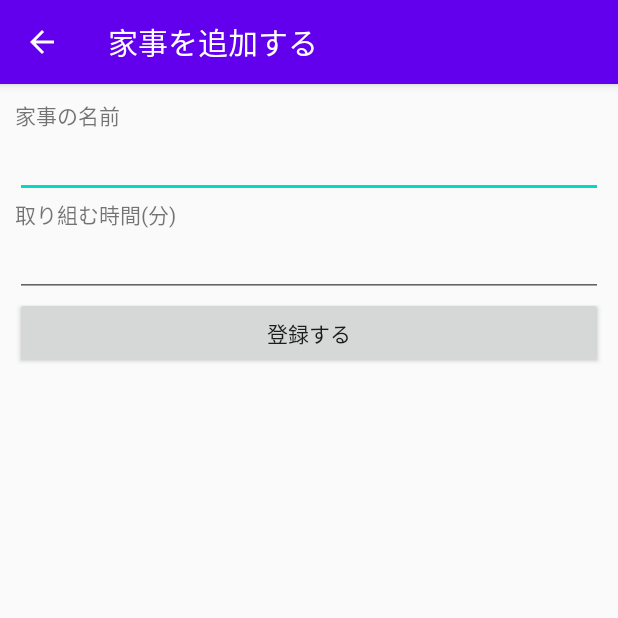
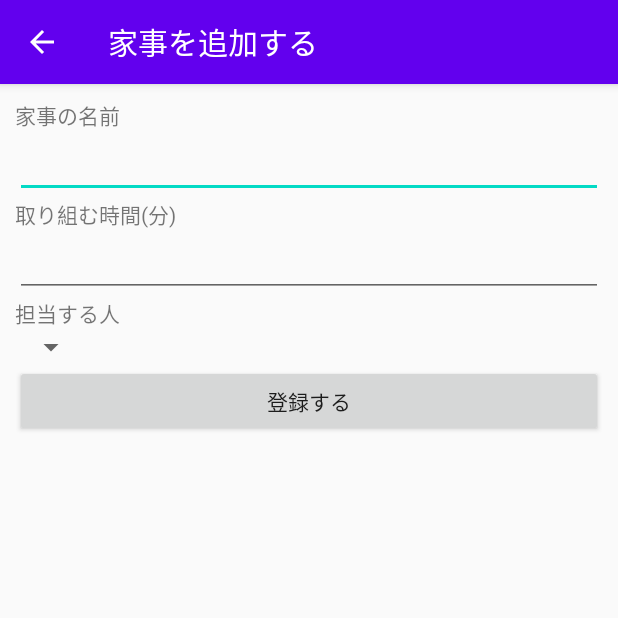
Before and after one commit to co-carbon-monoxide/Helpith-Frontend, an Android app: the NewHouseWorkActivity screen opened directly, with no data from a screen before it, after a tap on "登録する", on a phone screen of 412 x 824 dp, the top half of it. Run offline under Robolectric (Android 15) with nearby library versions, the phone set to English and light mode, and no system bars; 4 statements that could not run were skipped.

```diff
--- a/app/src/main/java/monoxide/carbon/Helpith/MainActivity.kt
+++ b/app/src/main/java/monoxide/carbon/Helpith/MainActivity.kt
@@ -6,12 +6,14 @@ import android.widget.Button
 import android.widget.CalendarView
 import androidx.appcompat.app.AppCompatActivity
 import monoxide.carbon.Helpith.API.FamilyAPI
+import org.json.JSONArray
 import org.json.JSONObject
 import kotlin.concurrent.thread
 
 class MainActivity : AppCompatActivity() {
 
     var userNames: Array<String?> = arrayOf()
+    var userJson: JSONArray = JSONArray()
 
     override fun onCreate(savedInstanceState: Bundle?) {
         super.onCreate(savedInstanceState)
@@ -24,6 +26,7 @@ class MainActivity : AppCompatActivity() {
             val myFamily = familyAPI.show(family_id) ?: throw error("empty family!")
             val familyJson = JSONObject(myFamily)
             val usersJson = familyJson.getJSONArray("users")
+            userJson = usersJson
             for (i in 0 until usersJson.length()) {
                 val user = usersJson[i] as JSONObject
                 val name = user.optString("name")
@@ -64,6 +67,7 @@ class MainActivity : AppCompatActivity() {
             val intent = Intent(applicationContext, ListActivity::class.java)
             intent.putExtra("HELPITH_DATE", "$year/$displayMonth/$dayOfMonth")
             intent.putExtra("USER_NAMES", userNames)
+            intent.putExtra("USERS_JSON", userJson.toString())
             startActivity(intent)
         }
     }
--- a/app/src/main/java/monoxide/carbon/Helpith/NewHouseWorkActivity.kt
+++ b/app/src/main/java/monoxide/carbon/Helpith/NewHouseWorkActivity.kt
@@ -5,12 +5,12 @@ import android.content.Intent
 import android.os.Bundle
 import android.text.TextUtils
 import android.view.MenuItem
-import android.widget.Button
-import android.widget.EditText
-import android.widget.Toast
+import android.widget.*
 import androidx.appcompat.app.AppCompatActivity
 import monoxide.carbon.Helpith.API.HouseWorkAPI
 import monoxide.carbon.Helpith.API.HouseWorkRequest
+import org.json.JSONArray
+import org.json.JSONObject
 import kotlin.concurrent.thread
 
 class NewHouseWorkActivity : AppCompatActivity() {
@@ -22,11 +22,29 @@ class NewHouseWorkActivity : AppCompatActivity() {
         supportActionBar?.title = "家事を追加する"
 
         val listId = intent.getIntExtra("LISTID", 0)
+        val userNames = intent.getStringArrayExtra("USER_NAME")
+
+        val usersJsonStr = intent.getStringExtra("USERS_JSON")
+        val usersJsonArr = JSONArray(usersJsonStr)
+        var usersHash = mutableMapOf<String, Int>()
+        for (i in 0 until usersJsonArr.length()) {
+            val user = usersJsonArr[i] as JSONObject
+            val name = user.optString("name")
+            val id = user.optInt("id")
+            usersHash[name] = id
+        }
+
+        val spinner: Spinner = findViewById(R.id.spinner)
+        val adapter = ArrayAdapter(this, android.R.layout.simple_spinner_item, userNames)
+
+        adapter.setDropDownViewResource(android.R.layout.simple_spinner_dropdown_item)
+        spinner.adapter = adapter
 
         val nameTextField: EditText = findViewById(R.id.house_work_name_text_field)
         val timeTextField: EditText = findViewById(R.id.house_work_time_text_field)
         val registerButton: Button = findViewById(R.id.house_work_register_button)
         registerButton.setOnClickListener {
+            println(spinner.selectedItem)
             if (TextUtils.isEmpty(nameTextField.text)) {
                 Toast.makeText(applicationContext,"家事名が未入力です", Toast.LENGTH_LONG).show()
             } else if (TextUtils.isEmpty(timeTextField.text)) {
@@ -36,16 +54,22 @@ class NewHouseWorkActivity : AppCompatActivity() {
                 val houseWorkRequest = HouseWorkRequest(
                     name = nameTextField.text.toString(),
                     time = timeTextField.text.toString().toInt(),
-                    list_id = listId
+                    list_id = listId,
+                    done = false,
+                    user_id = usersHash[spinner.selectedItem] as Int
                 )
+                Toast.makeText(applicationContext, "家事が作成されました", Toast.LENGTH_LONG).show()
+
                 thread {
-                    houseWorkAPI.create(houseWorkRequest)
+                    val res = houseWorkAPI.create(houseWorkRequest)
+                    val resJson = JSONObject(res)
+                    println(resJson)
+                    val intentSub = Intent()
+                    intentSub.putExtra("NEW_HOUSE_WORK_RES", res)
+                    intentSub.putExtra("NEW_HOUSE_WORK_NAME", nameTextField.text.toString())
+                    setResult(RESULT_OK, intentSub)
+                    finish()
                 }
-                Toast.makeText(applicationContext, "家事が作成されました", Toast.LENGTH_LONG).show()
-                val intentSub = Intent()
-                intentSub.putExtra("NEW_HOUSE_WORK_NAME", nameTextField.text.toString())
-                setResult(RESULT_OK, intentSub)
-                finish()
             }
         }
     }
--- a/app/src/main/res/layout/activity_new_house_work.xml
+++ b/app/src/main/res/layout/activity_new_house_work.xml
@@ -43,6 +43,22 @@
             android:inputType="number"
             android:padding="10dp" />
 
+        <TextView
+            android:id="@+id/house_work_user_label"
+            android:layout_width="match_parent"
+            android:layout_height="wrap_content"
+            android:text="@string/house_work_user_text_field_text" />
+
+        <Spinner
+            android:layout_width="wrap_content"
+            android:layout_height="wrap_content"
+            android:id="@+id/spinner"
+            android:layout_alignParentTop="true"
+            android:layout_alignParentLeft="true"
+            android:layout_alignParentStart="true"
+            android:entries="@array/user_list"
+            android:spinnerMode="dialog" />
+
         <Button
             android:id="@+id/house_work_register_button"
             android:layout_width="match_parent"
--- a/app/src/main/res/values/strings.xml
+++ b/app/src/main/res/values/strings.xml
@@ -14,4 +14,8 @@
     <string name="house_work_time_text_field_text">取り組む時間(分)</string>
     <string name="house_work_register_button_text">登録する</string>
     <string name="house_work_return_button_text">戻る</string>
+    <string name="house_work_user_text_field_text">担当する人</string>
+
+    <string-array name="user_list">
+    </string-array>
 </resources>
```
Also changed, not shown: app/src/main/java/monoxide/carbon/Helpith/API/HouseWorkAPI.kt (+22 -2 lines), app/src/main/java/monoxide/carbon/Helpith/ListActivity.kt (+56 -8 lines), app/src/main/res/layout/helpith_list_table_row_button.xml (+4 -4 lines).
